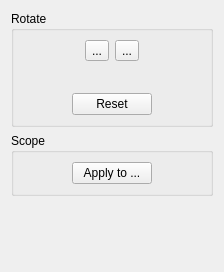
Old version of the form src/stages/fix_orientation/ui/OrientationOptionsWidget.ui in the repository ImageProcessing-ElectronicPublications/scantailor-experimental.
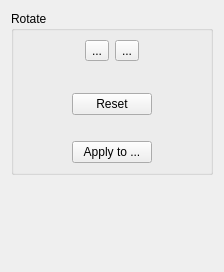
New version of the form. Icons and pictures are not drawn.

```diff
--- a/src/stages/fix_orientation/ui/OrientationOptionsWidget.ui
+++ b/src/stages/fix_orientation/ui/OrientationOptionsWidget.ui
@@ -18,9 +18,9 @@
      <property name="title" >
       <string>Rotate</string>
      </property>
-     <layout class="QVBoxLayout" >
+     <layout class="QVBoxLayout" name="rotateVerticalLayout">
       <item>
-       <layout class="QHBoxLayout" >
+       <layout class="QHBoxLayout"  name="rotateHorizontalLayout">
         <item>
          <spacer>
           <property name="orientation" >
@@ -158,17 +158,18 @@
         </item>
        </layout>
       </item>
-     </layout>
-    </widget>
-   </item>
-   <item>
-    <widget class="QGroupBox" name="scopeBox" >
-     <property name="title" >
-      <string>Scope</string>
-     </property>
-     <layout class="QVBoxLayout" >
       <item>
-       <layout class="QHBoxLayout" >
+       <widget class="QLabel" name="emptyLabel">
+        <property name="text">
+         <string></string>
+        </property>
+         <property name="alignment">
+          <set>Qt::AlignCenter</set>
+         </property>
+       </widget>
+      </item>
+      <item>
+       <layout class="QHBoxLayout" name="applyHorizontalLayout">
         <item>
          <spacer>
           <property name="orientation" >
```
